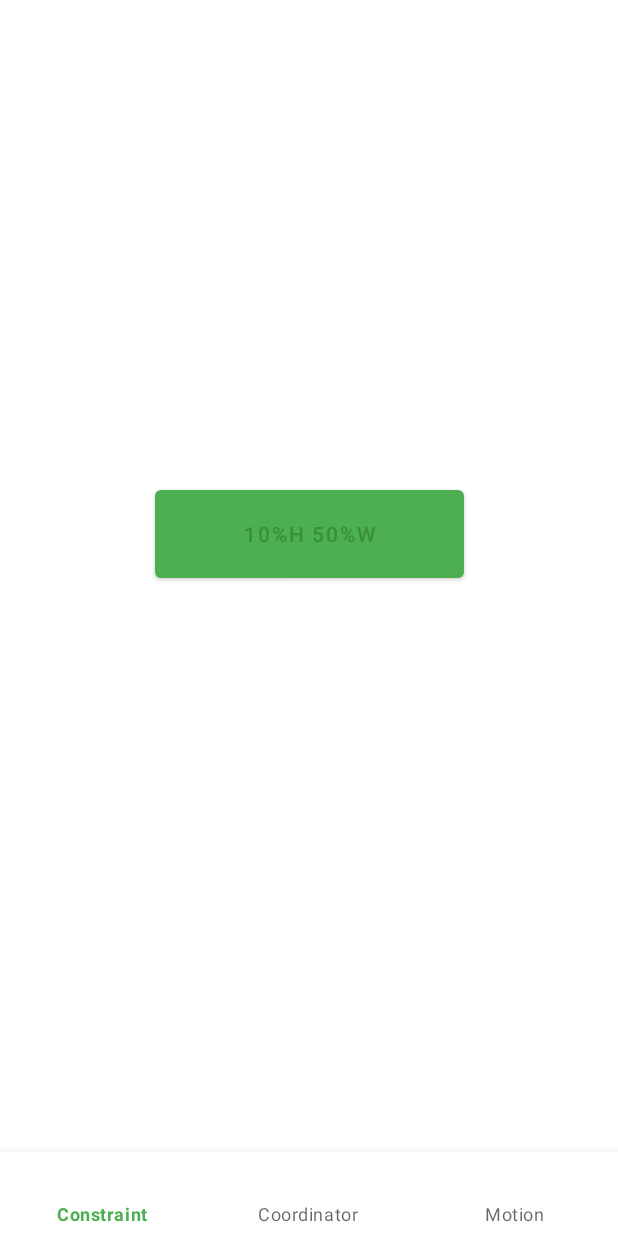
After one commit to vikzak/CousreMaterialDesign, an Android app: the ConstraintFragment screen opened directly, with no data from a screen before it, on a phone screen of 412 x 824 dp. The commit adds this screen. Run offline under Robolectric (Android 15) with nearby library versions, the phone set to English and light mode, and no system bars; Roboto replaces fonts that are not available here.

Commit message:
ДЗ№4. Начало. Подготовили LayoutActivity для Constraint.

```diff
--- a/app/src/main/AndroidManifest.xml
+++ b/app/src/main/AndroidManifest.xml
@@ -1,5 +1,6 @@
 <?xml version="1.0" encoding="utf-8"?>
 <manifest xmlns:android="http://schemas.android.com/apk/res/android"
+    xmlns:tools="http://schemas.android.com/tools"
     package="ru.gb.cousrematerialdesign">
 
     <uses-permission android:name="android.permission.INTERNET"/>
@@ -29,6 +30,10 @@
         <activity android:name=".view.navigation.BottomNavigationActivity"
             android:exported="true">
         </activity>
+        <activity android:name=".view.constaint.LayoutActivity"
+            android:exported="true"
+            tools:ignore="DuplicateActivity">
+        </activity>
     </application>
 
 </manifest>
--- /dev/null
+++ b/app/src/main/java/ru/gb/cousrematerialdesign/view/constaint/ConstraintFragment.kt
@@ -0,0 +1,45 @@
+package ru.gb.cousrematerialdesign.view.constaint
+
+import android.os.Bundle
+import android.view.*
+import androidx.fragment.app.Fragment
+import androidx.lifecycle.Observer
+import androidx.lifecycle.ViewModelProvider
+import coil.load
+import ru.gb.cousrematerialdesign.R
+import ru.gb.cousrematerialdesign.databinding.FragmentChipsBinding
+import ru.gb.cousrematerialdesign.databinding.FragmentConstraintBinding
+import ru.gb.cousrematerialdesign.databinding.FragmentEarthBinding
+import ru.gb.cousrematerialdesign.databinding.FragmentMainBinding
+import ru.gb.cousrematerialdesign.utils.showSnackBar
+import ru.gb.cousrematerialdesign.utils.showToastMessageText
+import ru.gb.cousrematerialdesign.viewmodel.PictureOfTheDayDataState
+import ru.gb.cousrematerialdesign.viewmodel.PictureOfTheDayViewModel
+
+class ConstraintFragment : Fragment() {
+
+    private var _binding: FragmentConstraintBinding? = null
+    private val binding: FragmentConstraintBinding
+        get() = _binding!!
+
+
+    override fun onCreateView(
+        inflater: LayoutInflater,
+        container: ViewGroup?,
+        savedInstanceState: Bundle?
+    ): View {
+        _binding = FragmentConstraintBinding.inflate(inflater, container, false)
+        return binding.root
+    }
+
+    override fun onDestroy() {
+        super.onDestroy()
+        _binding = null
+    }
+
+    companion object {
+        @JvmStatic
+        fun newInstance() = ConstraintFragment()
+    }
+
+}
--- /dev/null
+++ b/app/src/main/java/ru/gb/cousrematerialdesign/view/constaint/LayoutActivity.kt
@@ -0,0 +1,56 @@
+package ru.gb.cousrematerialdesign.view.constaint
+
+import android.content.Context
+import androidx.appcompat.app.AppCompatActivity
+import android.os.Bundle
+import android.view.View
+import androidx.fragment.app.Fragment
+import ru.gb.cousrematerialdesign.R
+import ru.gb.cousrematerialdesign.databinding.*
+import ru.gb.cousrematerialdesign.view.main.PictureOfTheDayFragment
+import ru.gb.cousrematerialdesign.viewmodel.PictureOfTheDayViewModel
+
+
+class  LayoutActivity : AppCompatActivity(){
+
+
+    private lateinit var binding: ActivityLayoutBinding
+
+    override fun onCreate(savedInstanceState: Bundle?) {
+        super.onCreate(savedInstanceState)
+        binding = ActivityLayoutBinding.inflate(layoutInflater)
+        setContentView(binding.root)
+        initBottomNavigationView()
+
+
+    }
+
+    private fun initBottomNavigationView() {
+//        val badgeEarth = binding.bottomNavigationView.getOrCreateBadge(R.id.bottom_view_earth)
+//        val badgeMars = binding.bottomNavigationView.getOrCreateBadge(R.id.bottom_view_mars)
+//        val badgeSystem = binding.bottomNavigationView.getOrCreateBadge(R.id.bottom_view_system)
+        binding.bottomNavigationView.setOnItemSelectedListener {
+            when (it.itemId) {
+                R.id.bottom_constraint -> {
+                    navigationTo(ConstraintFragment())
+                    true
+                }
+                R.id.bottom_constraint -> {
+                    true
+                }
+                R.id.bottom_motion -> {
+                    true
+                }
+                else -> false
+            }
+        }
+        binding.bottomNavigationView.selectedItemId = R.id.bottom_constraint
+    }
+
+    private fun navigationTo(f: Fragment) {
+        supportFragmentManager
+            .beginTransaction()
+            .replace(R.id.container, f)
+            .commit()
+    }
+}
--- a/app/src/main/java/ru/gb/cousrematerialdesign/view/main/BottomNavigationDrawerFragment.kt
+++ b/app/src/main/java/ru/gb/cousrematerialdesign/view/main/BottomNavigationDrawerFragment.kt
@@ -10,6 +10,7 @@ import com.google.android.material.bottomsheet.BottomSheetDialogFragment
 import ru.gb.cousrematerialdesign.R
 import ru.gb.cousrematerialdesign.databinding.BottomNavigationLayoutBinding
 import ru.gb.cousrematerialdesign.databinding.FragmentMainBinding
+import ru.gb.cousrematerialdesign.view.constaint.LayoutActivity
 import ru.gb.cousrematerialdesign.view.navigation.BottomNavigationActivity
 import ru.gb.cousrematerialdesign.view.navigation.NavigationActivity
 
@@ -38,6 +39,9 @@ class BottomNavigationDrawerFragment : BottomSheetDialogFragment() {
                     //startActivity(Intent(requireContext(),NavigationActivity::class.java))
                     startActivity(Intent(requireContext(),BottomNavigationActivity::class.java))
                 }
+                R.id.navigation_three ->{
+                    startActivity(Intent(requireContext(),LayoutActivity::class.java))
+                }
             }
             true
         }
--- /dev/null
+++ b/app/src/main/res/layout/activity_layout.xml
@@ -0,0 +1,25 @@
+<FrameLayout xmlns:android="http://schemas.android.com/apk/res/android"
+    xmlns:app="http://schemas.android.com/apk/res-auto"
+    xmlns:tools="http://schemas.android.com/tools"
+    android:layout_width="match_parent"
+    android:layout_height="match_parent"
+    android:orientation="vertical">
+
+    <FrameLayout
+        android:id="@+id/container"
+        android:layout_width="match_parent"
+        android:layout_height="match_parent"
+        android:layout_marginBottom="?actionBarSize"
+        android:paddingBottom="?actionBarSize"/>
+
+    <com.google.android.material.bottomnavigation.BottomNavigationView
+        android:id="@+id/bottomNavigationView"
+        android:layout_width="match_parent"
+        android:layout_height="?actionBarSize"
+        android:visibility="visible"
+        app:labelVisibilityMode="labeled"
+        android:layout_gravity="bottom"
+        app:menu="@menu/menu_bottom_navigation_activity_layout"/>
+
+
+</FrameLayout>
--- /dev/null
+++ b/app/src/main/res/layout/fragment_constraint.xml
@@ -0,0 +1,19 @@
+<?xml version="1.0" encoding="utf-8"?>
+<androidx.constraintlayout.widget.ConstraintLayout xmlns:android="http://schemas.android.com/apk/res/android"
+    xmlns:tools="http://schemas.android.com/tools"
+    android:layout_width="match_parent"
+    android:layout_height="match_parent"
+    xmlns:app="http://schemas.android.com/apk/res-auto">
+
+    <com.google.android.material.button.MaterialButton
+        android:layout_width="0dp"
+        android:layout_height="0dp"
+        android:text="10%h 50%w"
+        app:layout_constraintBottom_toBottomOf="parent"
+        app:layout_constraintEnd_toEndOf="parent"
+        app:layout_constraintStart_toStartOf="parent"
+        app:layout_constraintTop_toTopOf="parent"
+        app:layout_constraintHeight_percent="0.1"
+        app:layout_constraintWidth_percent="0.5"/>
+
+</androidx.constraintlayout.widget.ConstraintLayout>
--- a/app/src/main/res/menu/menu_bottom_navigation.xml
+++ b/app/src/main/res/menu/menu_bottom_navigation.xml
@@ -9,5 +9,9 @@
             android:id="@+id/navigation_two"
             android:icon="@drawable/ic_send"
             android:title="На экран BottomNavigationActivity" />
+        <item
+            android:id="@+id/navigation_three"
+            android:icon="@drawable/ic_telescope"
+            android:title="На экран LayoutActivity" />
     </group>
 </menu>
--- /dev/null
+++ b/app/src/main/res/menu/menu_bottom_navigation_activity_layout.xml
@@ -0,0 +1,13 @@
+<?xml version="1.0" encoding="utf-8"?>
+<menu xmlns:android="http://schemas.android.com/apk/res/android"
+    xmlns:app="http://schemas.android.com/apk/res-auto">
+    <item
+        android:id="@+id/bottom_constraint"
+        android:title="Constraint" />
+    <item
+        android:id="@+id/bottom_coordinator"
+        android:title="Coordinator" />
+    <item
+        android:id="@+id/bottom_motion"
+        android:title="Motion" />
+</menu>
```
